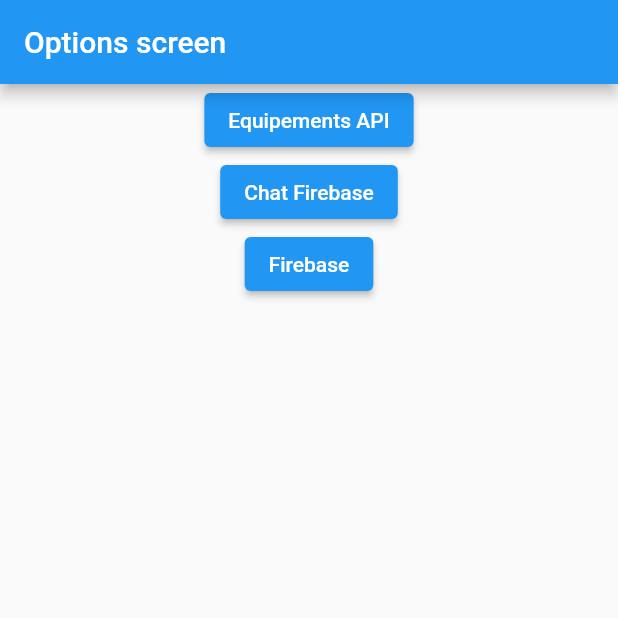
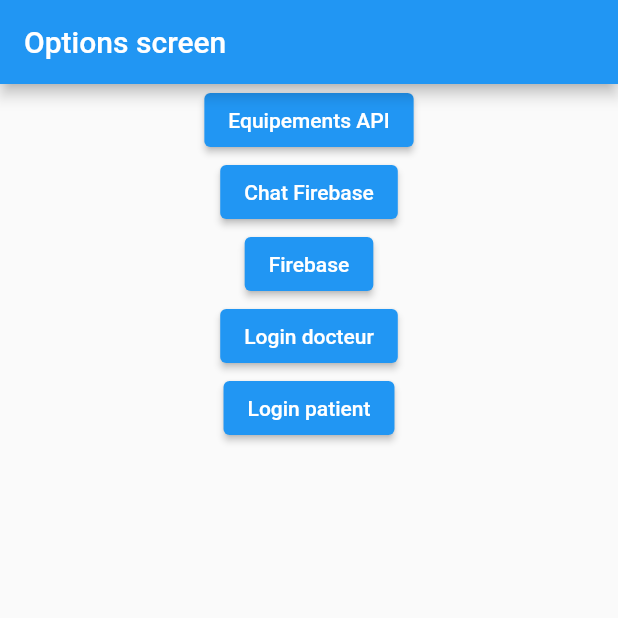
Before and after one commit to Enigmiam-Flutter/Flutter4exam, a Flutter app: the screen it shows after launch, on a phone screen of 412 x 824 dp, the top half of it. Run offline on Flutter 3.47's test engine with Material 2 defaults, Android fonts, the phone set to English and light mode, and no system bars; our stand-ins replace cloud_firestore, firebase_database, webview_flutter; accounts and stored records are empty.

Commit message:
feat : add routes to new class

```diff
--- a/lib/main.dart
+++ b/lib/main.dart
@@ -8,7 +8,8 @@ import 'dart:convert';
 import 'package:webview_flutter/webview_flutter.dart';
 
 import 'firebase.dart';
-import 'firestore.dart';
+import 'Doctor.dart';
+import 'Patient.dart';
 
 void main() {
   runApp(MaterialApp(
@@ -24,6 +25,8 @@ void main() {
       '/api': (context) => MyApp(),
       '/chat': (context) => FriendlyChatApp(),
       '/firebase': (context) => FirebaseApp(),
+      '/docteur': (context) => Doctor(),
+      '/patient': (context) => Patient(),
       //'/firestore': (context) => AddUser("roger ", "bob", 12),
     },
   ));
@@ -198,6 +201,20 @@ class FirstScreen extends StatelessWidget {
               Navigator.pushNamed(context, '/firebase');
             },
           ),
+          ElevatedButton(
+            child: Text('Login docteur'),
+            onPressed: () {
+              // Navigate to the second screen using a named route.
+              Navigator.pushNamed(context, '/docteur');
+            },
+          ),
+          ElevatedButton(
+            child: Text('Login patient'),
+            onPressed: () {
+              // Navigate to the second screen using a named route.
+              Navigator.pushNamed(context, '/patient');
+            },
+          ),
         ],
       )),
     );
```
Also changed, not shown: lib/doctor.dart (added, +32 -0 lines), lib/patient.dart (added, +31 -0 lines).
